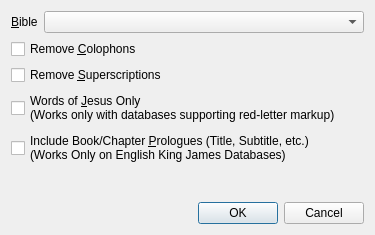
First picture: the form in programs/ELSSearch/ELSBibleDatabaseSelectDlg.ui, repository dewhisna/KingJamesPureBibleSearch, before the edit.
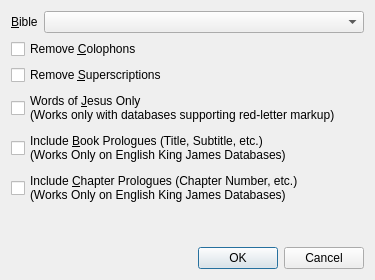
Second picture: the form after the edit.

Commit message: Split ELSSearch Book/Chapter prologue inclusion into two options. Replace the never ending parade of boolean letterMatrix text modification options into a single bit-field of QFlags.

What changed in the file:
```diff
--- a/programs/ELSSearch/ELSBibleDatabaseSelectDlg.ui
+++ b/programs/ELSSearch/ELSBibleDatabaseSelectDlg.ui
@@ -7,7 +7,7 @@
     <x>0</x>
     <y>0</y>
     <width>375</width>
-    <height>235</height>
+    <height>280</height>
    </rect>
   </property>
   <property name="windowTitle">
@@ -63,7 +63,15 @@
    <item>
     <widget class="QCheckBox" name="chkIncludePrologues">
      <property name="text">
-      <string>Include Book/Chapter &amp;Prologues (Title, Subtitle, etc.)
+      <string>Include &amp;Book Prologues (Title, Subtitle, etc.)
+(Works Only on English King James Databases)</string>
+     </property>
+    </widget>
+   </item>
+   <item>
+    <widget class="QCheckBox" name="chkIncludeChapterPrologues">
+     <property name="text">
+      <string>Include &amp;Chapter Prologues (Chapter Number, etc.)
 (Works Only on English King James Databases)</string>
      </property>
     </widget>
```
Left out of the diff: 2 changed lines with no effect on the pictures. The commit also changes 10 other files.
